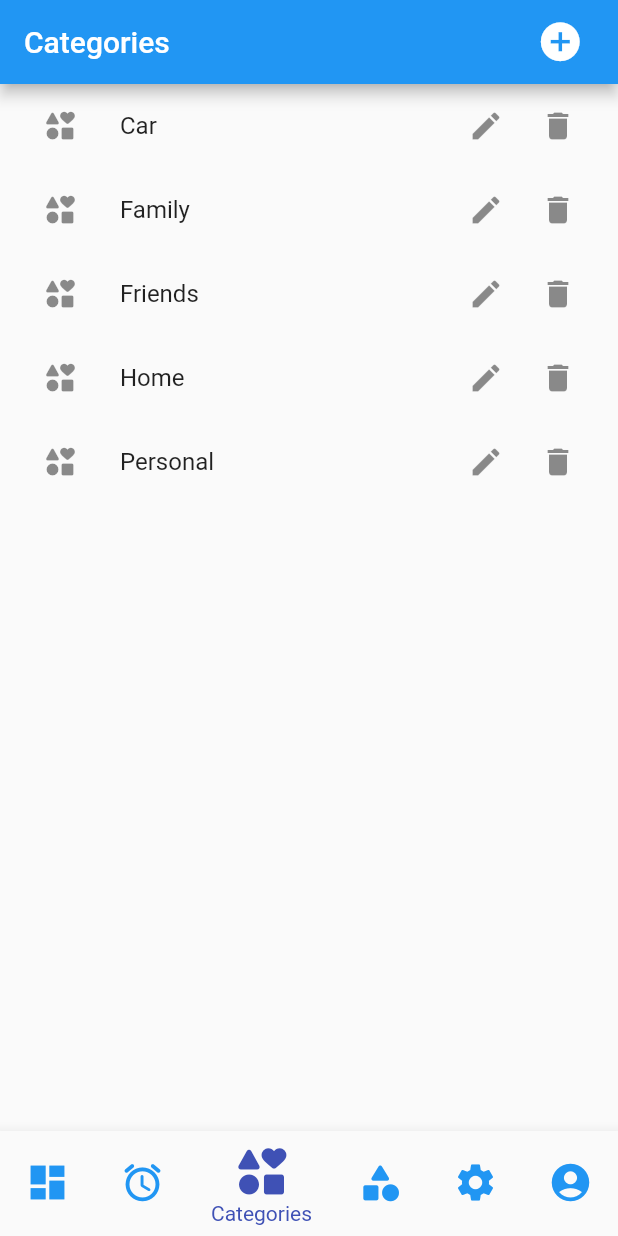
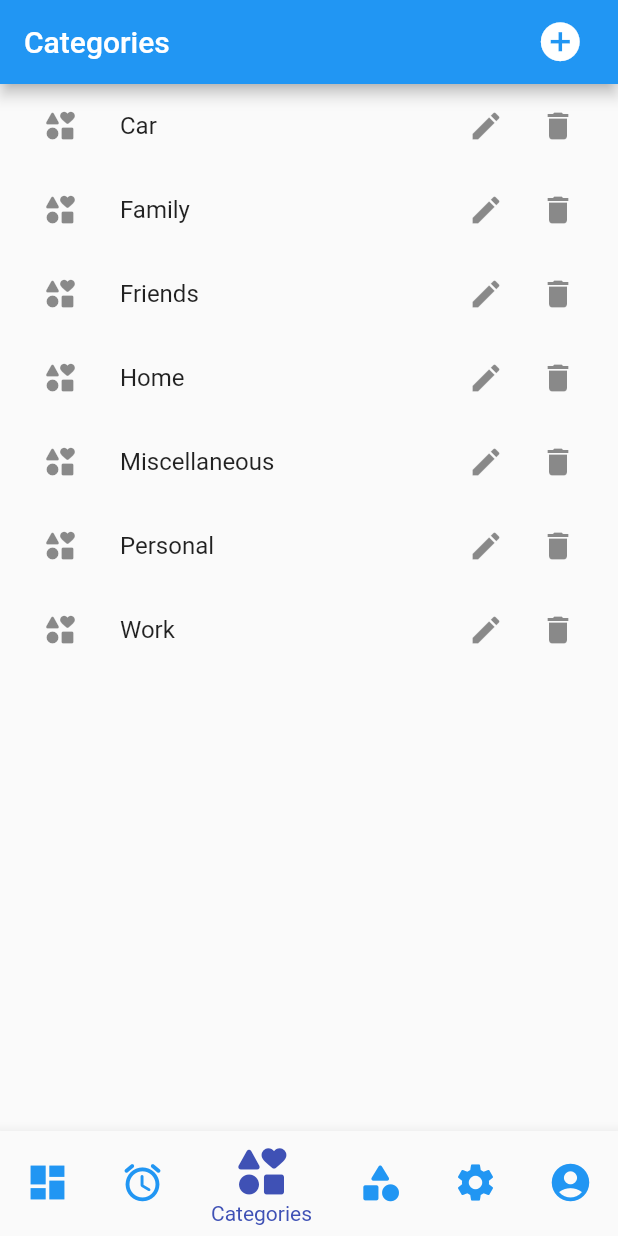
Before and after one commit to bogdanburnea/flutter_prj_1, a Flutter app: the screen it shows after launch, item 3 of the bottom bar chosen, on a phone screen of 412 x 824 dp. Run offline on Flutter 3.47's test engine with Material 2 defaults, Android fonts, the phone set to English and light mode, and no system bars; our stand-ins replace flutter_html, get_it, shared_preferences; missing offline and left inert: username_gen.

Commit message:
Add 2 default categories: work and miscellaneous

```diff
--- a/lib/utils/constants.dart
+++ b/lib/utils/constants.dart
@@ -26,7 +26,9 @@ class Constants {
     "Family",
     "Friends",
     "Home",
-    "Personal"
+    "Miscellaneous",
+    "Personal",
+    "Work",
   ];
 
   static const List<String> initialTypeList = [
```
